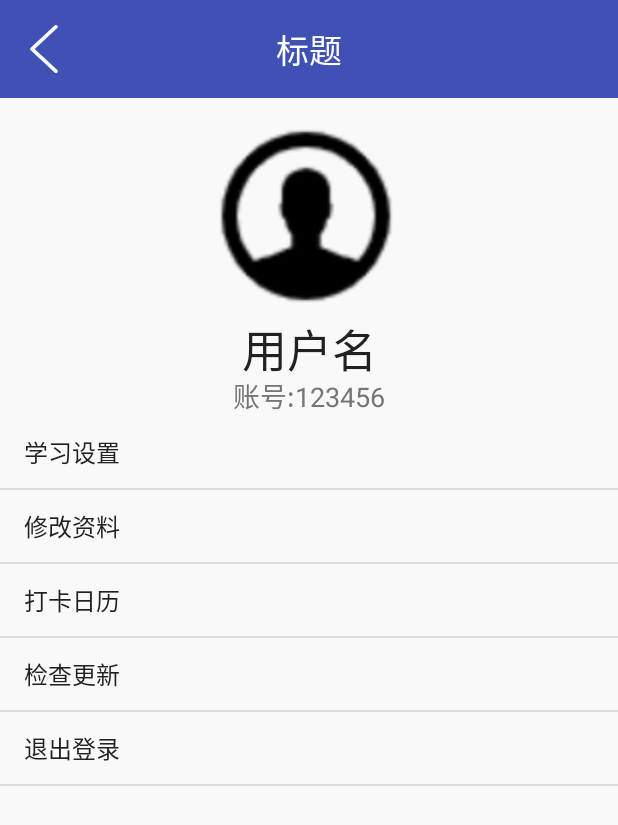
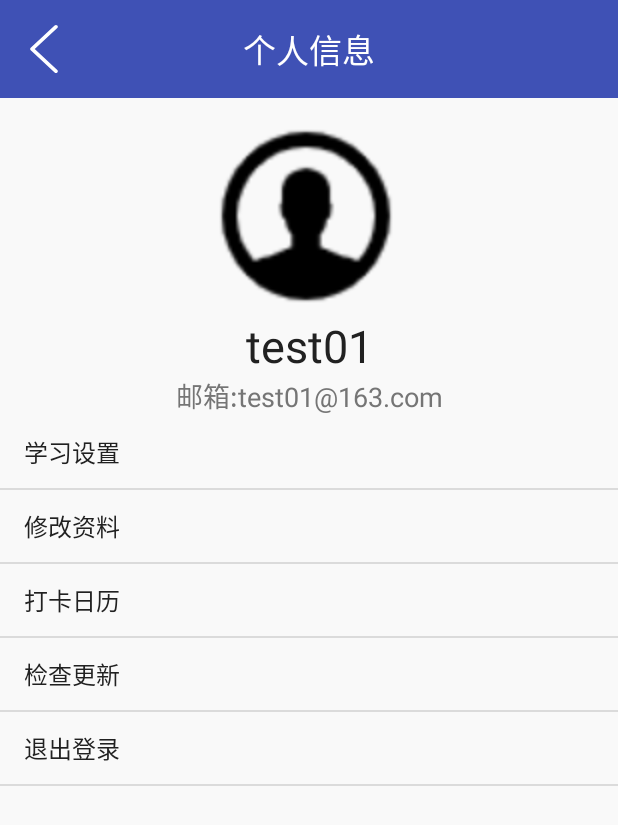
Before and after one commit to Bayae/Bayae-Android, an Android app: the User_Info screen opened directly, with no data from a screen before it, on a phone screen of 412 x 824 dp. Shown: the top 825 px of the screen. Run offline under Robolectric (Android 15) with nearby library versions, the phone set to English and light mode, and no system bars.

```diff
--- a/app/src/main/java/com/dudes/dexin/bayae/user/User_Info.java
+++ b/app/src/main/java/com/dudes/dexin/bayae/user/User_Info.java
@@ -7,6 +7,7 @@ import android.widget.AdapterView;
 import android.widget.ArrayAdapter;
 import android.widget.ImageButton;
 import android.widget.ListView;
+import android.widget.TextView;
 
 import com.dudes.dexin.bayae.MainActivity;
 import com.dudes.dexin.bayae.R;
@@ -21,6 +22,9 @@ public class User_Info extends AppCompatActivity {
     protected void onCreate(Bundle savedInstanceState) {
         super.onCreate(savedInstanceState);
         setContentView(R.layout.activity_user_info);
+
+        TextView title = (TextView)findViewById(R.id.tv_title);
+        title.setText("个人信息");
         ImageButton btn = findViewById(R.id.ib_title_back);
         btn.setOnClickListener(new View.OnClickListener(){
             @Override
--- a/app/src/main/res/layout/activity_user_info.xml
+++ b/app/src/main/res/layout/activity_user_info.xml
@@ -31,7 +31,7 @@
         android:layout_marginTop="210dp"
         android:background="@color/colorBackground"
         android:gravity="center"
-        android:text="用户名"
+        android:text="test01"
         android:textColor="@color/colorPrimaryText"
         android:textSize="30sp" />
 
@@ -43,7 +43,7 @@
         android:layout_marginTop="250dp"
         android:background="@color/colorBackground"
         android:gravity="center"
-        android:text="账号:123456"
+        android:text="邮箱:test01@163.com"
         android:textColor="@color/colorSecondaryText"
         android:textSize="18sp" />
 
```
Also changed, not shown: app/src/main/java/com/dudes/dexin/bayae/user/Login.java (+8 -0 lines), app/src/main/java/com/dudes/dexin/bayae/user/Register.java (+12 -0 lines).
